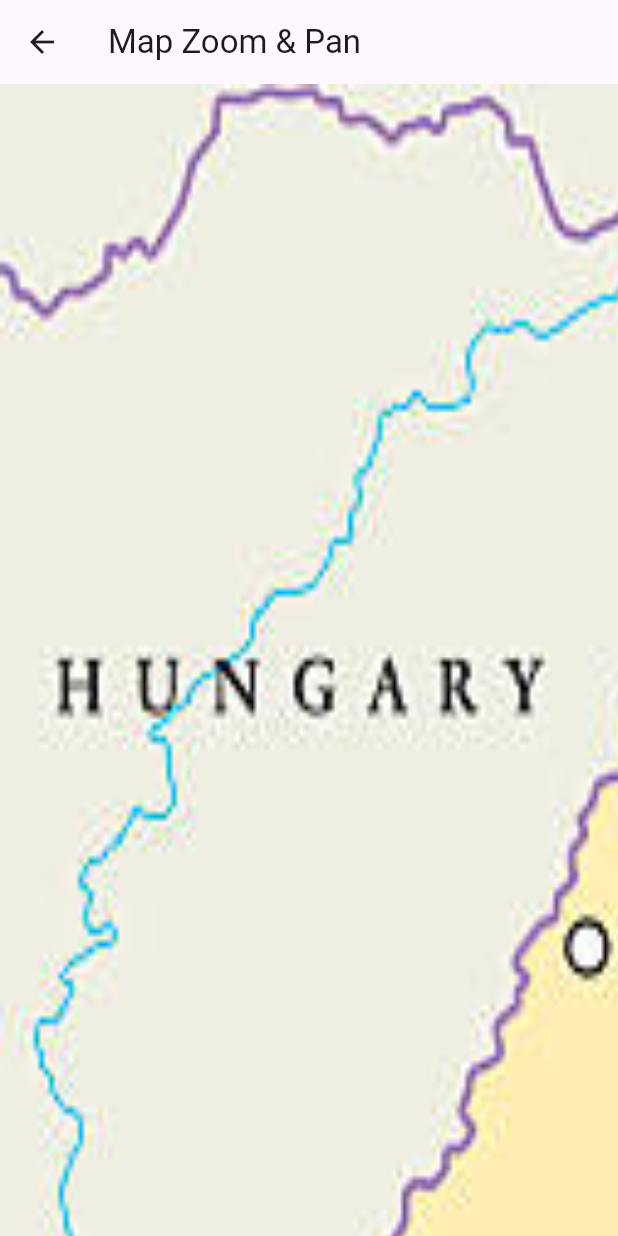
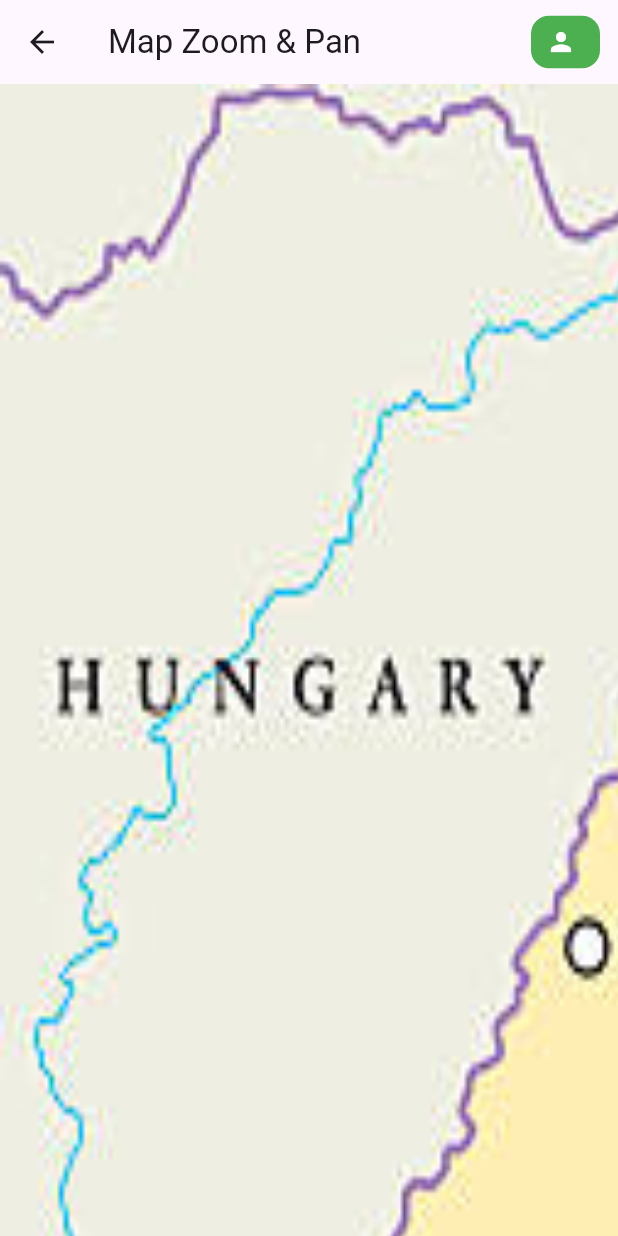
Before and after one commit to retiantonio/poli-hack-experience, a Flutter app: the screen it shows after launch, after a tap on "Start Tour", on a phone screen of 412 x 824 dp. Run offline on Flutter 3.47's test engine with Material 3 defaults, Android fonts, the phone set to English and light mode, and no system bars; our stand-ins replace shared_preferences; network calls fail.

Commit message:
frontend login  map prototype

```diff
--- a/frontend/lib/main.dart
+++ b/frontend/lib/main.dart
@@ -1,8 +1,11 @@
 import 'package:flutter/material.dart';
+import 'package:shared_preferences/shared_preferences.dart';
+import 'package:http/http.dart' as http;
+import 'dart:convert';
+
+// PAGINI (le ai deja în proiect)
 import 'package:frontend/pages/login_page.dart';
 import 'package:frontend/pages/map.dart';
-import 'package:http/http.dart' as http;
-import 'dart:convert';
 
 void main() {
   runApp(const MyApp());
@@ -21,9 +24,33 @@ class MyApp extends StatelessWidget {
   }
 }
 
-class MainMenu extends StatelessWidget {
+// ------------------------- MAIN MENU -------------------------
+
+class MainMenu extends StatefulWidget {
   const MainMenu({super.key});
 
+  @override
+  State<MainMenu> createState() => _MainMenuState();
+}
+
+class _MainMenuState extends State<MainMenu> {
+  String? username;
+
+  @override
+  void initState() {
+    super.initState();
+    _loadUsername();
+  }
+
+  Future<void> _loadUsername() async {
+    final prefs = await SharedPreferences.getInstance();
+
+    setState(() {
+      username = prefs.getString("username");
+    });
+  }
+
+  // Test GET JSON
   Future<void> testJson(BuildContext context) async {
     try {
       final url = Uri.parse('http://10.85.82.166:8000/get-route/?city=Sibiu');
@@ -33,7 +60,7 @@ class MainMenu extends StatelessWidget {
       if (response.statusCode == 200) {
         final jsonData = json.decode(response.body);
         print(jsonData);
-        message = "JSON primit cu succes! Vezi consola pentru detalii.";
+        message = "JSON primit cu succes! Vezi consola.";
       } else {
         message = "Eroare la request: ${response.statusCode}";
       }
@@ -71,7 +98,35 @@ class MainMenu extends StatelessWidget {
   @override
   Widget build(BuildContext context) {
     return Scaffold(
-      appBar: AppBar(title: const Text("Main Menu")),
+      appBar: AppBar(
+        title: const Text("Main Menu"),
+        actions: [
+          if (username != null)
+            Padding(
+              padding: const EdgeInsets.only(right: 12),
+              child: Container(
+                padding: const EdgeInsets.symmetric(
+                  horizontal: 10,
+                  vertical: 6,
+                ),
+                decoration: BoxDecoration(
+                  color: Colors.green, // culoarea exact ca butonul
+                  borderRadius: BorderRadius.circular(12),
+                ),
+                child: Row(
+                  children: [
+                    const Icon(Icons.person, size: 20, color: Colors.white),
+                    const SizedBox(width: 6),
+                    Text(
+                      username!,
+                      style: const TextStyle(fontSize: 16, color: Colors.white),
+                    ),
+                  ],
+                ),
+              ),
+            ),
+        ],
+      ),
       body: Center(
         child: Column(
           mainAxisSize: MainAxisSize.min,
@@ -91,11 +146,18 @@ class MainMenu extends StatelessWidget {
             ),
             ElevatedButton(
               child: const Text("Login"),
-              onPressed: () {
-                Navigator.push(
+              onPressed: () async {
+                final result = await Navigator.push(
                   context,
                   MaterialPageRoute(builder: (_) => const LoginPage()),
                 );
+                if (result == true) {
+                  // Reîncarcă username-ul după login
+                  final prefs = await SharedPreferences.getInstance();
+                  setState(() {
+                    username = prefs.getString("username");
+                  });
+                }
               },
             ),
           ],
--- a/frontend/lib/pages/map.dart
+++ b/frontend/lib/pages/map.dart
@@ -1,6 +1,7 @@
 import 'dart:math';
 
 import 'package:flutter/material.dart';
+import 'package:shared_preferences/shared_preferences.dart';
 import 'package:frontend/widgets/map.dart';
 import 'package:frontend/services/route_service.dart';
 
@@ -22,19 +23,19 @@ class _MapScreenState extends State<MapScreen>
   double lonLeft = 0;
   double lonRight = 0;
 
-  // Dimensiunea virtuală a hărții (mare pentru detalii)
   final double mapWidth = 2000;
   final double mapHeight = 2000;
 
-  // Animație pentru ring
   late AnimationController _ringController;
   Animation<double>? _ringAnimation;
+
+  String? username;
 
   @override
   void initState() {
     super.initState();
+    _loadUsername();
 
-    // Inițializează animația pentru ring
     _ringController = AnimationController(
       duration: const Duration(seconds: 2),
       vsync: this,
@@ -71,20 +72,26 @@ class _MapScreenState extends State<MapScreen>
         });
   }
 
+  Future<void> _loadUsername() async {
+    final prefs = await SharedPreferences.getInstance();
+    setState(() {
+      username = prefs.getString("username");
+    });
+  }
+
   @override
   void dispose() {
     _ringController.dispose();
     super.dispose();
   }
 
-  // Găsește indexul primei locații nevizitate
   int get currentWaypointIndex {
     for (int i = 0; i < waypoints.length; i++) {
       if (!visited[waypoints[i]["name"]]!) {
         return i;
       }
     }
-    return -1; // Toate vizitate
+    return -1;
   }
 
   Offset latLonToPixel(double lat, double lon) {
@@ -100,7 +107,35 @@ class _MapScreenState extends State<MapScreen>
     }
 
     return Scaffold(
-      appBar: AppBar(title: const Text("Map Zoom & Pan")),
+      appBar: AppBar(
+        title: const Text("Map Zoom & Pan"),
+        actions: [
+          if (username != null)
+            Padding(
+              padding: const EdgeInsets.only(right: 12),
+              child: Container(
+                padding: const EdgeInsets.symmetric(
+                  horizontal: 10,
+                  vertical: 6,
+                ),
+                decoration: BoxDecoration(
+                  color: Colors.green,
+                  borderRadius: BorderRadius.circular(12),
+                ),
+                child: Row(
+                  children: [
+                    const Icon(Icons.person, size: 20, color: Colors.white),
+                    const SizedBox(width: 6),
+                    Text(
+                      username!,
+                      style: const TextStyle(fontSize: 16, color: Colors.white),
+                    ),
+                  ],
+                ),
+              ),
+            ),
+        ],
+      ),
       body: InteractiveViewer(
         minScale: 0.5,
         maxScale: 4.0,
@@ -111,7 +146,6 @@ class _MapScreenState extends State<MapScreen>
           height: mapHeight,
           child: Stack(
             children: [
-              // Harta
               Image.asset(
                 "assets/map.jpg",
                 width: mapWidth,
@@ -119,7 +153,6 @@ class _MapScreenState extends State<MapScreen>
                 fit: BoxFit.fill,
               ),
 
-              // Linii care conectează waypoint-urile
               CustomPaint(
                 size: Size(mapWidth, mapHeight),
                 painter: RoutePainter(
@@ -128,7 +161,6 @@ class _MapScreenState extends State<MapScreen>
                 ),
               ),
 
-              // Ring animat pentru locația curentă
               if (currentWaypointIndex >= 0 && _ringAnimation != null)
                 AnimatedBuilder(
                   animation: _ringAnimation!,
@@ -141,10 +173,9 @@ class _MapScreenState extends State<MapScreen>
 
                     return Stack(
                       children: [
-                        // Ring din spate (umbră 3D)
                         Positioned(
                           left: offset.dx - 55,
-                          top: offset.dy - 45, // 5px mai jos
+                          top: offset.dy - 45,
                           child: Container(
                             width: 110,
                             height: 110,
@@ -157,7 +188,6 @@ class _MapScreenState extends State<MapScreen>
                             ),
                           ),
                         ),
-                        // Ring din față
                         Positioned(
                           left: offset.dx - 55,
                           top: offset.dy - 50,
@@ -178,7 +208,6 @@ class _MapScreenState extends State<MapScreen>
                   },
                 ),
 
-              // Butoanele waypoint
               ...waypoints.map((wp) {
                 final offset = latLonToPixel(wp["lat"], wp["lon"]);
                 bool isProducer = wp["type"] == "vendor";
@@ -204,7 +233,6 @@ class _MapScreenState extends State<MapScreen>
   }
 }
 
-// Painter pentru a desena liniile rutei
 class RoutePainter extends CustomPainter {
   final List<Map<String, dynamic>> waypoints;
   final Offset Function(double lat, double lon) latLonToPixel;
@@ -221,7 +249,6 @@ class RoutePainter extends CustomPainter {
       ..strokeCap = StrokeCap.round
       ..style = PaintingStyle.stroke;
 
-    // Desenează curbe între fiecare pereche consecutivă
     for (int i = 0; i < waypoints.length - 1; i++) {
       final start = latLonToPixel(waypoints[i]["lat"], waypoints[i]["lon"]);
       final end = latLonToPixel(
@@ -229,23 +256,19 @@ class RoutePainter extends CustomPainter {
         waypoints[i + 1]["lon"],
       );
 
-      // Calculează punctul de control pentru curbă
       final midX = (start.dx + end.dx) / 2;
       final midY = (start.dy + end.dy) / 2;
 
-      // Vector perpendicular pentru offset-ul curbei
       final dx = end.dx - start.dx;
       final dy = end.dy - start.dy;
       final length = sqrt(dx * dx + dy * dy);
 
-      // Offset perpendicular (20% din distanță)
       final offsetAmount = length * 0.15;
       final perpX = -dy / length * offsetAmount;
       final perpY = dx / length * offsetAmount;
 
       final controlPoint = Offset(midX + perpX, midY + perpY);
 
-      // Desenează curba quadratică
       final path = Path();
       path.moveTo(start.dx, start.dy);
       path.quadraticBezierTo(controlPoint.dx, controlPoint.dy, end.dx, end.dy);
```
Also changed, not shown: frontend/lib/pages/login_page.dart (+5 -18 lines).
